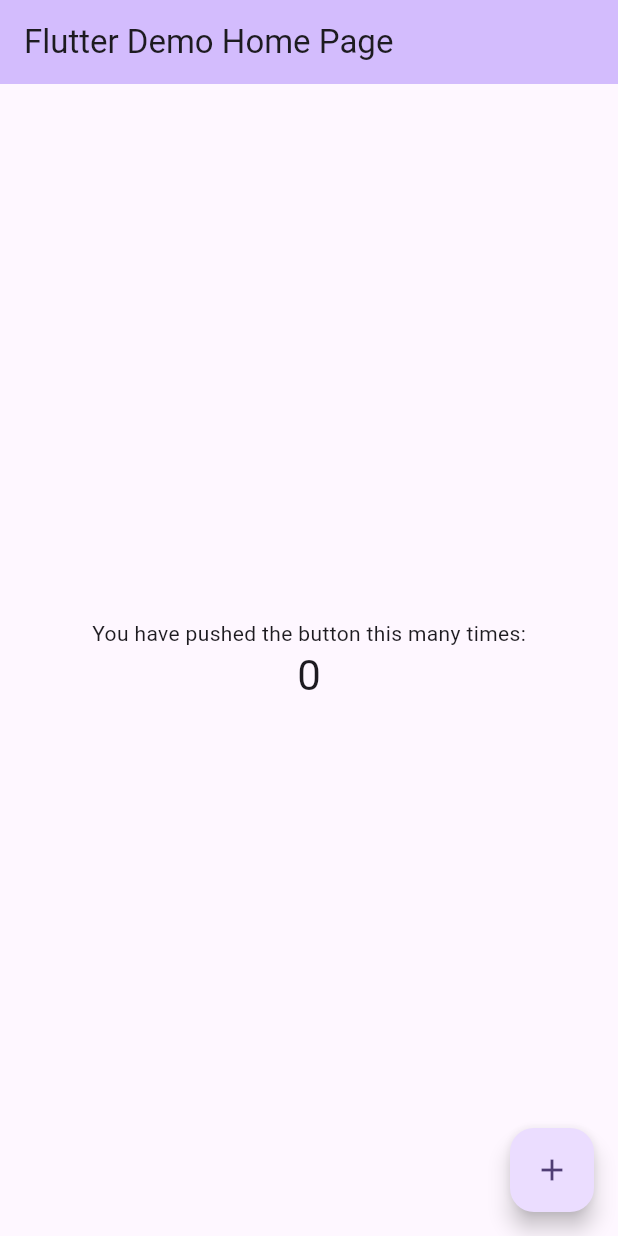
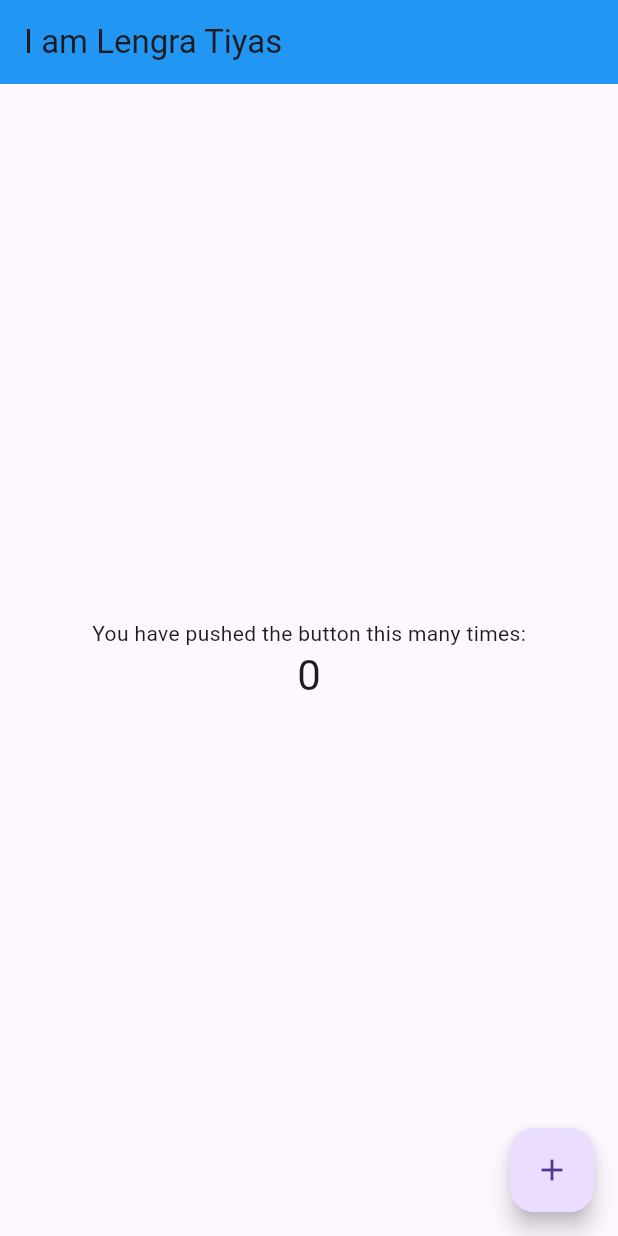
Before and after one commit to Ataur-Rahman-Samnan/project-22, a Flutter app: the screen it shows after launch, on a phone screen of 412 x 824 dp. Run offline on Flutter 3.47's test engine with Material 3 defaults, Android fonts, the phone set to English and light mode, and no system bars.

Commit message:
first page home page commit

```diff
--- a/flutter_application_1/lib/main.dart
+++ b/flutter_application_1/lib/main.dart
@@ -7,51 +7,19 @@ void main() {
 class MyApp extends StatelessWidget {
   const MyApp({super.key});
 
-  // This widget is the root of your application.
   @override
   Widget build(BuildContext context) {
     return MaterialApp(
-      title: 'Flutter Demo',
-      theme: ThemeData(
-        // This is the theme of your application.
-        //
-        // TRY THIS: Try running your application with "flutter run". You'll see
-        // the application has a purple toolbar. Then, without quitting the app,
-        // try changing the seedColor in the colorScheme below to Colors.green
-        // and then invoke "hot reload" (save your changes or press the "hot
-        // reload" button in a Flutter-supported IDE, or press "r" if you used
-        // the command line to start the app).
-        //
-        // Notice that the counter didn't reset back to zero; the application
-        // state is not lost during the reload. To reset the state, use hot
-        // restart instead.
-        //
-        // This works for code too, not just values: Most code changes can be
-        // tested with just a hot reload.
-        colorScheme: ColorScheme.fromSeed(seedColor: Colors.deepPurple),
-        useMaterial3: true,
-      ),
-      home: const MyHomePage(title: 'Flutter Demo Home Page'),
+      home: const MyHomePage(),
     );
   }
 }
 
 class MyHomePage extends StatefulWidget {
-  const MyHomePage({super.key, required this.title});
-
-  // This widget is the home page of your application. It is stateful, meaning
-  // that it has a State object (defined below) that contains fields that affect
-  // how it looks.
-
-  // This class is the configuration for the state. It holds the values (in this
-  // case the title) provided by the parent (in this case the App widget) and
-  // used by the build method of the State. Fields in a Widget subclass are
-  // always marked "final".
-
-  final String title;
+  const MyHomePage({super.key});
 
   @override
-  State<MyHomePage> createState() => _MyHomePageState();
+  _MyHomePageState createState() => _MyHomePageState();
 }
 
 class _MyHomePageState extends State<MyHomePage> {
@@ -59,55 +27,22 @@ class _MyHomePageState extends State<MyHomePage> {
 
   void _incrementCounter() {
     setState(() {
-      // This call to setState tells the Flutter framework that something has
-      // changed in this State, which causes it to rerun the build method below
-      // so that the display can reflect the updated values. If we changed
-      // _counter without calling setState(), then the build method would not be
-      // called again, and so nothing would appear to happen.
       _counter++;
     });
   }
 
   @override
   Widget build(BuildContext context) {
-    // This method is rerun every time setState is called, for instance as done
-    // by the _incrementCounter method above.
-    //
-    // The Flutter framework has been optimized to make rerunning build methods
-    // fast, so that you can just rebuild anything that needs updating rather
-    // than having to individually change instances of widgets.
     return Scaffold(
       appBar: AppBar(
-        // TRY THIS: Try changing the color here to a specific color (to
-        // Colors.amber, perhaps?) and trigger a hot reload to see the AppBar
-        // change color while the other colors stay the same.
-        backgroundColor: Theme.of(context).colorScheme.inversePrimary,
-        // Here we take the value from the MyHomePage object that was created by
-        // the App.build method, and use it to set our appbar title.
-        title: Text(widget.title),
+        backgroundColor: Colors.blue, // Set the AppBar color to blue
+        title: const Text("I am Lengra Tiyas"), // Title updated
       ),
       body: Center(
-        // Center is a layout widget. It takes a single child and positions it
-        // in the middle of the parent.
         child: Column(
-          // Column is also a layout widget. It takes a list of children and
-          // arranges them vertically. By default, it sizes itself to fit its
-          // children horizontally, and tries to be as tall as its parent.
-          //
-          // Column has various properties to control how it sizes itself and
-          // how it positions its children. Here we use mainAxisAlignment to
-          // center the children vertically; the main axis here is the vertical
-          // axis because Columns are vertical (the cross axis would be
-          // horizontal).
-          //
-          // TRY THIS: Invoke "debug painting" (choose the "Toggle Debug Paint"
-          // action in the IDE, or press "p" in the console), to see the
-          // wireframe for each widget.
           mainAxisAlignment: MainAxisAlignment.center,
           children: <Widget>[
-            const Text(
-              'You have pushed the button this many times:',
-            ),
+            const Text('You have pushed the button this many times:'),
             Text(
               '$_counter',
               style: Theme.of(context).textTheme.headlineMedium,
@@ -119,7 +54,7 @@ class _MyHomePageState extends State<MyHomePage> {
         onPressed: _incrementCounter,
         tooltip: 'Increment',
         child: const Icon(Icons.add),
-      ), // This trailing comma makes auto-formatting nicer for build methods.
+      ),
     );
   }
 }
```
